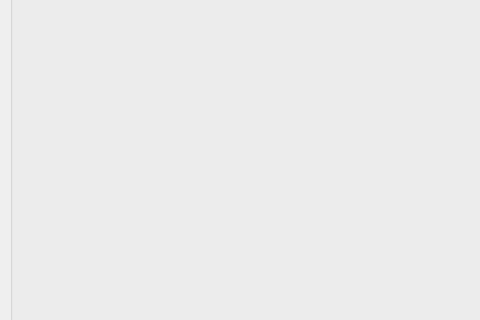
This is Device360/ProgramSet.ui in zhaoxiaochun-art/360 as Qt 5 draws it before an edit; both pictures show x 0 to 480 and y 184 to 504 of the 768 by 1366 pixel window. The edited form follows.
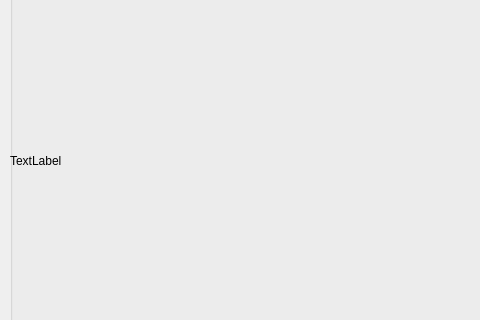
This is the edited form. Icons and pictures are not drawn.

Patch:
```diff
--- a/Device360/ProgramSet.ui
+++ b/Device360/ProgramSet.ui
@@ -5920,6 +5920,20 @@
     <string/>
    </property>
   </widget>
+  <widget class="QLabel" name="lb_pic2">
+   <property name="geometry">
+    <rect>
+     <x>10</x>
+     <y>10</y>
+     <width>746</width>
+     <height>669</height>
+    </rect>
+   </property>
+   <property name="text">
+    <string>TextLabel</string>
+   </property>
+  </widget>
+  <zorder>lb_pic2</zorder>
   <zorder>lb_style2</zorder>
   <zorder>gB_ShowArea_2</zorder>
   <zorder>gB_ShowArea</zorder>
```
